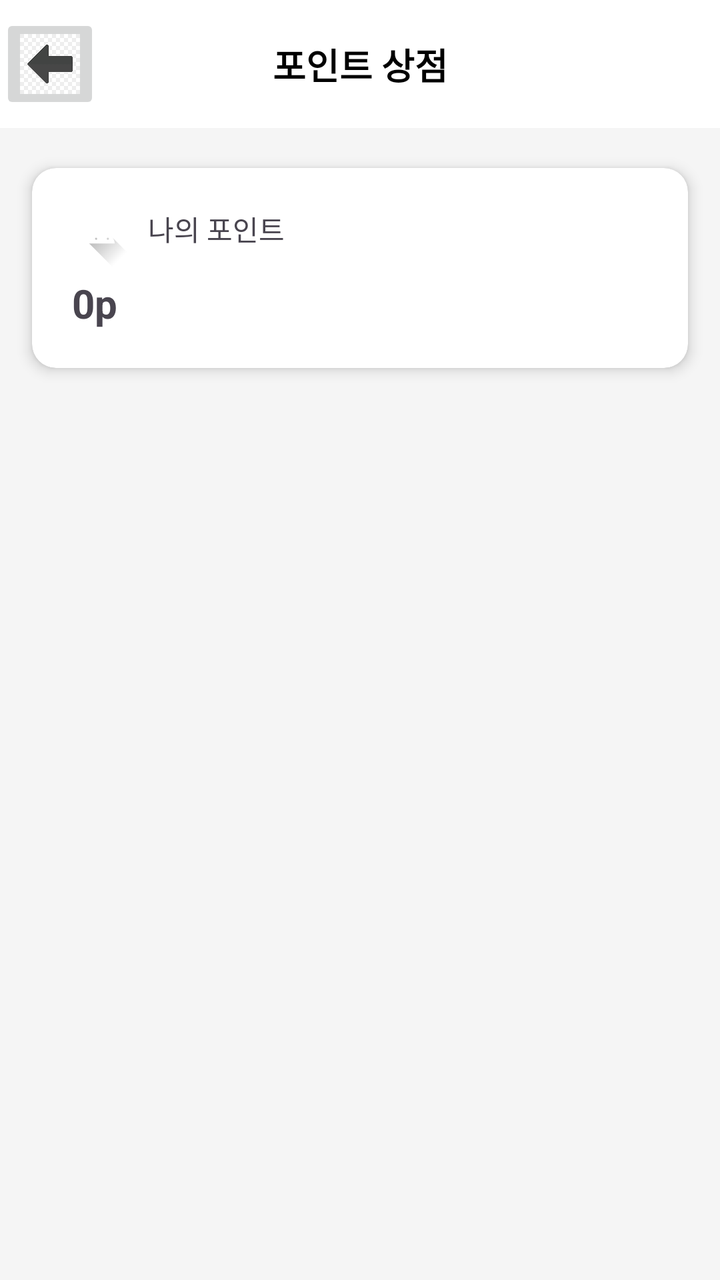
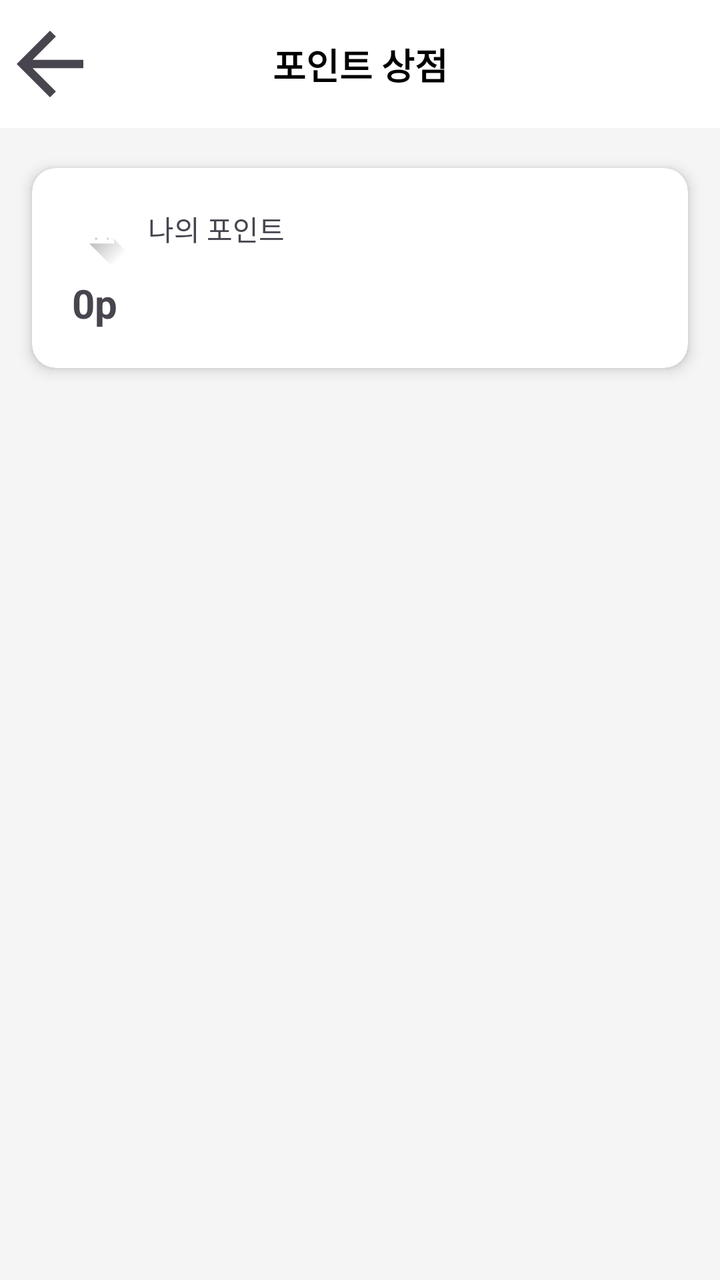

Two renders of the same Android screen: before a commit and after it. Below are the layout's source before the change and the commit's diff.
<!-- AndroidManifest.xml: application theme Theme.Lostfind -->
<!-- res/layout/pointshop.xml -->
<?xml version="1.0" encoding="utf-8"?>
<androidx.constraintlayout.widget.ConstraintLayout
    xmlns:android="http://schemas.android.com/apk/res/android"
    xmlns:app="http://schemas.android.com/apk/res-auto"
    xmlns:tools="http://schemas.android.com/tools"
    android:layout_width="match_parent"
    android:layout_height="match_parent"
    android:background="#F5F5F5"
    android:id="@+id/main">

    <androidx.constraintlayout.widget.ConstraintLayout
    android:id="@+id/toolbar"
    android:layout_width="0dp"
    android:layout_height="?attr/actionBarSize"
    android:background="@android:color/white"
    app:layout_constraintTop_toTopOf="parent"
    app:layout_constraintStart_toStartOf="parent"
    app:layout_constraintEnd_toEndOf="parent">

    <ImageButton
        android:id="@+id/btn_back"
        android:layout_width="50dp"
        android:layout_height="50dp"
        android:scaleType="centerCrop"
        android:src="@drawable/left_arrow"
        android:contentDescription="뒤로 가기"
        app:layout_constraintStart_toStartOf="parent"
        app:layout_constraintTop_toTopOf="parent"
        app:layout_constraintBottom_toBottomOf="parent"/>

    <TextView
        android:id="@+id/tv_title"
        android:layout_width="wrap_content"
        android:layout_height="wrap_content"
        android:text="포인트 상점"
        android:textSize="18sp"
        android:textStyle="bold"
        android:textColor="@android:color/black"
        app:layout_constraintStart_toStartOf="parent"
        app:layout_constraintEnd_toEndOf="parent"
        app:layout_constraintTop_toTopOf="parent"
        app:layout_constraintBottom_toBottomOf="parent"/>

</androidx.constraintlayout.widget.ConstraintLayout>

    <androidx.cardview.widget.CardView
        android:id="@+id/point_card"
        android:layout_width="0dp"
        android:layout_height="wrap_content"
        android:layout_marginStart="16dp"
        android:layout_marginEnd="16dp"
        android:layout_marginTop="20dp"
        app:cardCornerRadius="12dp"
        app:cardElevation="4dp"
        app:layout_constraintTop_toBottomOf="@id/toolbar"
        app:layout_constraintStart_toStartOf="parent"
        app:layout_constraintEnd_toEndOf="parent">

        <androidx.constraintlayout.widget.ConstraintLayout
            android:layout_width="match_parent"
            android:layout_height="100dp"
            android:padding="20dp">

            <ImageView
            android:id="@+id/icon_point"
            android:layout_width="30dp"
            android:layout_height="30dp"
            android:src="@drawable/ic_launcher_foreground"
            app:layout_constraintStart_toStartOf="parent"
            app:layout_constraintTop_toTopOf="parent"/>

            <TextView
                android:id="@+id/tv_my_point_label"
                android:layout_width="wrap_content"
                android:layout_height="wrap_content"
                android:text="나의 포인트"
                android:textSize="14sp"
                android:layout_marginStart="8dp"
                app:layout_constraintStart_toEndOf="@id/icon_point"
                app:layout_constraintTop_toTopOf="@id/icon_point"/>

            <TextView
                android:id="@+id/tv_current_point"
                android:layout_width="wrap_content"
                android:layout_height="wrap_content"
                android:text="0p"
                android:textSize="20sp"
                android:textStyle="bold"
                android:layout_marginTop="4dp"
                app:layout_constraintStart_toStartOf="parent"
                app:layout_constraintTop_toBottomOf="@id/icon_point"/>

        </androidx.constraintlayout.widget.ConstraintLayout>
    </androidx.cardview.widget.CardView>


    <androidx.recyclerview.widget.RecyclerView
        android:id="@+id/products_recycler_view"
        android:layout_width="0dp"
        android:layout_height="0dp"
        android:layout_marginTop="16dp"
        android:clipToPadding="false"
        android:paddingTop="4dp"
        android:paddingBottom="16dp"
        app:layoutManager="androidx.recyclerview.widget.LinearLayoutManager"
        app:layout_constraintBottom_toBottomOf="parent"
        app:layout_constraintEnd_toEndOf="parent"
        app:layout_constraintHorizontal_bias="1.0"
        app:layout_constraintStart_toStartOf="parent"
        app:layout_constraintTop_toBottomOf="@id/point_card"
        app:layout_constraintVertical_bias="1.0" />

</androidx.constraintlayout.widget.ConstraintLayout>
<!-- resources referenced by this layout -->
<resources>
  <!-- drawable ic_launcher_foreground (drawable) -->
  <vector xmlns:android="http://schemas.android.com/apk/res/android"
      xmlns:aapt="http://schemas.android.com/aapt"
      android:width="108dp"
      android:height="108dp"
      android:viewportWidth="108"
      android:viewportHeight="108">
      <path android:pathData="M31,63.928c0,0 6.4,-11 12.1,-13.1c7.2,-2.6 26,-1.4 26,-1.4l38.1,38.1L107,108.928l-32,-1L31,63.928z">
          <aapt:attr name="android:fillColor">
              <gradient
                  android:endX="85.84757"
                  android:endY="92.4963"
                  android:startX="42.9492"
                  android:startY="49.59793"
                  android:type="linear">
                  <item
                      android:color="#44000000"
                      android:offset="0.0" />
                  <item
                      android:color="#00000000"
                      android:offset="1.0" />
              </gradient>
          </aapt:attr>
      </path>
      <path
          android:fillColor="#FFFFFF"
          android:fillType="nonZero"
          android:pathData="M65.3,45.828l3.8,-6.6c0.2,-0.4 0.1,-0.9 -0.3,-1.1c-0.4,-0.2 -0.9,-0.1 -1.1,0.3l-3.9,6.7c-6.3,-2.8 -13.4,-2.8 -19.7,0l-3.9,-6.7c-0.2,-0.4 -0.7,-0.5 -1.1,-0.3C38.8,38.328 38.7,38.828 38.9,39.228l3.8,6.6C36.2,49.428 31.7,56.028 31,63.928h46C76.3,56.028 71.8,49.428 65.3,45.828zM43.4,57.328c-0.8,0 -1.5,-0.5 -1.8,-1.2c-0.3,-0.7 -0.1,-1.5 0.4,-2.1c0.5,-0.5 1.4,-0.7 2.1,-0.4c0.7,0.3 1.2,1 1.2,1.8C45.3,56.528 44.5,57.328 43.4,57.328L43.4,57.328zM64.6,57.328c-0.8,0 -1.5,-0.5 -1.8,-1.2s-0.1,-1.5 0.4,-2.1c0.5,-0.5 1.4,-0.7 2.1,-0.4c0.7,0.3 1.2,1 1.2,1.8C66.5,56.528 65.6,57.328 64.6,57.328L64.6,57.328z"
          android:strokeWidth="1"
          android:strokeColor="#00000000" />
  </vector>
  <!-- drawable left_arrow: jpg bitmap (drawable, 5456 bytes) -->
  <style name="Theme.Lostfind" parent="Base.Theme.Lostfind" />
  <style name="Base.Theme.Lostfind" parent="Theme.Material3.DayNight.NoActionBar">
          
          
      </style>
</resources>

<!-- the commit's change to res/layout/pointshop.xml (unified diff, before → after) -->
@@ -26,7 +26,8 @@
         android:contentDescription="뒤로 가기"
         app:layout_constraintStart_toStartOf="parent"
         app:layout_constraintTop_toTopOf="parent"
-        app:layout_constraintBottom_toBottomOf="parent"/>
+        app:layout_constraintBottom_toBottomOf="parent"
+        android:background="?selectableItemBackgroundBorderless"/>
 
     <TextView
         android:id="@+id/tv_title"
<!-- resource entries referenced after the edit -->
@@ -31,7 +31,20 @@
           android:strokeWidth="1"
           android:strokeColor="#00000000" />
   </vector>
-  <!-- drawable left_arrow: jpg bitmap (drawable, 5456 bytes) -->
+  <!-- drawable left_arrow (drawable) -->
+  <?xml version="1.0" encoding="utf-8"?>
+  <vector xmlns:android="http://schemas.android.com/apk/res/android"
+      android:width="24dp"
+      android:height="24dp"
+      android:viewportWidth="24"
+      android:viewportHeight="24"
+      android:tint="?attr/colorControlNormal">  
+  
+      
+      <path
+          android:fillColor="@android:color/white"
+          android:pathData="M20,11H7.83l5.59,-5.59L12,4l-8,8 8,8 1.41,-1.41L7.83,13H20v-2z"/>
+  </vector>
   <style name="Theme.Lostfind" parent="Base.Theme.Lostfind" />
   <style name="Base.Theme.Lostfind" parent="Theme.Material3.DayNight.NoActionBar">
           
